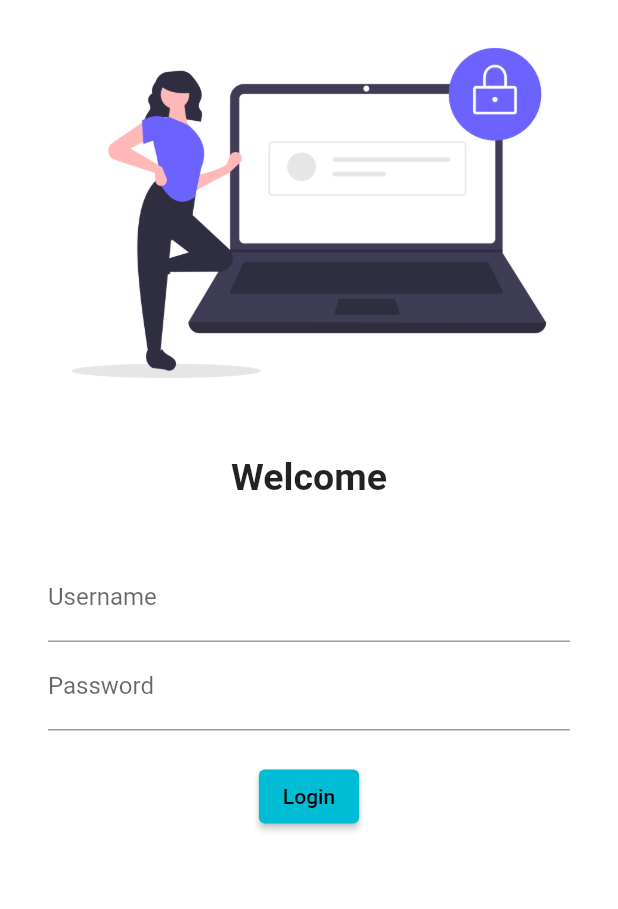
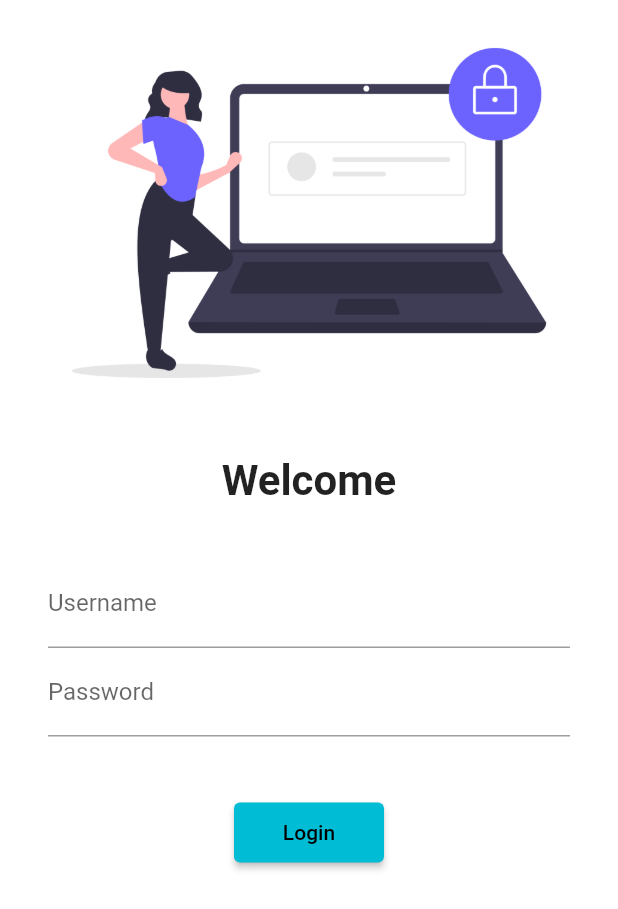
Before and after one commit to kashingupta/flutter, a Flutter app: the screen it shows after launch, on a phone screen of 412 x 824 dp. Shown: the top 909 px of the screen. Run offline on Flutter 3.47's test engine with Material 2 defaults, Android fonts, the phone set to English and light mode, and no system bars.

Commit message:
day5 completed

```diff
--- a/lib/main.dart
+++ b/lib/main.dart
@@ -1,5 +1,6 @@
 import 'package:flutter/material.dart';
 import 'package:flutter_catalog/pages/login_page.dart';
+import 'package:flutter_catalog/utils/routes.dart';
 // import 'package:google_fonts/google_fonts.dart';
 import 'pages/home_page.dart';
 
@@ -26,10 +27,11 @@ class MyApp extends StatelessWidget {
       themeMode: ThemeMode.dark,
 
       //ROUTES
-      initialRoute: "/login",
+      initialRoute: "/",
       routes: {
-        "/": (context) => HomePage(),
-        "/login": (context) => LoginPage()
+        "/": (context) => LoginPage(),
+        MyRoutes.homeRoute: (context) => HomePage(),
+        MyRoutes.loginRoute: (context) => LoginPage()
       },
     );
   }
--- a/lib/pages/login_page.dart
+++ b/lib/pages/login_page.dart
@@ -1,10 +1,13 @@
 import 'package:flutter/material.dart';
+import 'package:flutter/widgets.dart';
+import 'package:flutter_catalog/utils/routes.dart';
 
 class LoginPage extends StatelessWidget {
   @override
   Widget build(BuildContext context) {
     return Material(
       color: Colors.white,
+      child: SingleChildScrollView(
         child: Column(
           children: [
             Image.asset(
@@ -16,7 +19,7 @@ class LoginPage extends StatelessWidget {
             ),
             Text("Welcome",
                 style: TextStyle(
-                fontSize: 25,
+                  fontSize: 28,
                   fontWeight: FontWeight.bold,
                 )),
             SizedBox(
@@ -40,21 +43,20 @@ class LoginPage extends StatelessWidget {
                   ),
                 ),
                 SizedBox(
-                height: 20.0,
+                  height: 40.0,
                 ),
-
                 ElevatedButton(
                   onPressed: () {
-                  print("hi kashin");
+                    Navigator.pushNamed(context, MyRoutes.homeRoute);
                   },
                   child: Text("Login"),
-                style: TextButton.styleFrom(),
+                  style: TextButton.styleFrom(minimumSize: Size(100, 40)),
                 ),
-
               ]),
             )
           ],
         ),
+      ),
     );
   }
 }
--- /dev/null
+++ b/lib/utils/routes.dart
@@ -0,0 +1,4 @@
+class MyRoutes {
+  static String loginRoute = "/login";
+  static String homeRoute = "/home";
+}
```
Lines whose indentation alone changed are shown as unchanged.
